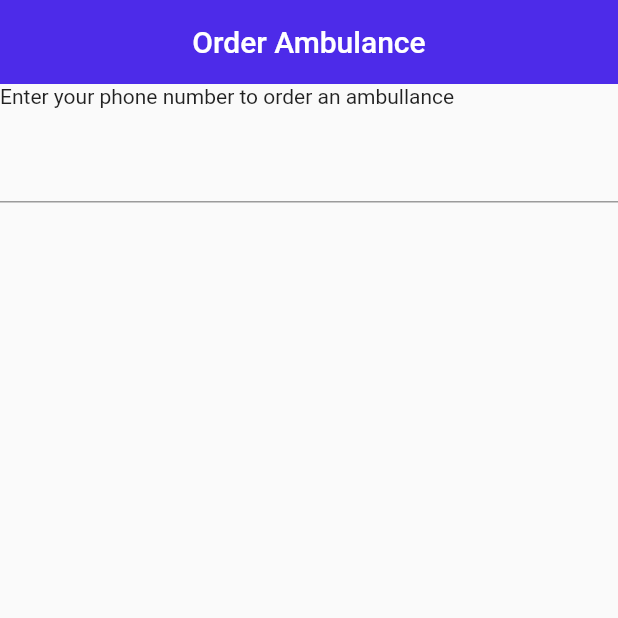
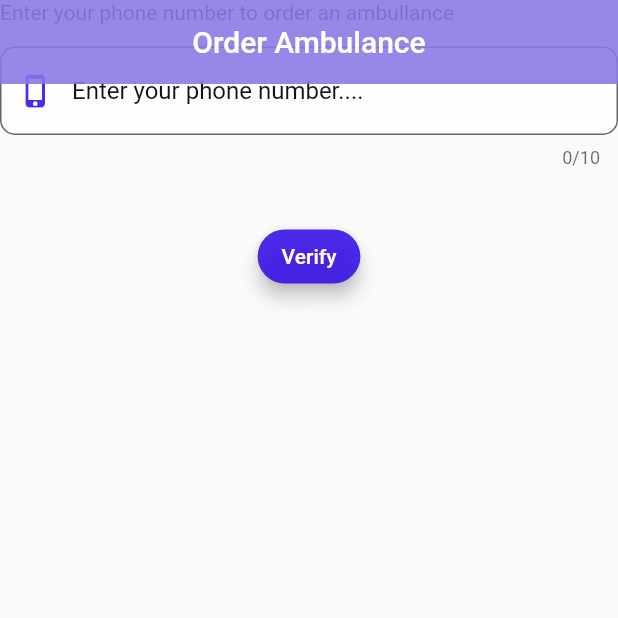
Before and after one commit to mobisa-012/Ambulance-App-UI-Project, a Flutter app: the screen it shows after launch, after a tap on "Order Ambulance", on a phone screen of 412 x 824 dp, the top half of it. Run offline on Flutter 3.47's test engine with Material 2 defaults, Android fonts, the phone set to English and light mode, and no system bars; our stand-ins replace page_view_dot_indicator.

Commit message:
tab bar page

```diff
--- a/ambulance_app_ui/lib/core/text_constants.dart
+++ b/ambulance_app_ui/lib/core/text_constants.dart
@@ -9,8 +9,9 @@ class TextConstants {
   static const String hosy = 'MedTaxi';
   static const String phoneNumber =
       'Enter your phone number to order an ambullance';
-  static const String otp = 'Sent OTP';
+  static const String otp = 'Enter your OTP';
   static const String verify = 'Verify';
   static const String alwaysReady = 'Always ready, anytime, anywhere';
   static const String orderAmbulance = 'Order Ambulance';
+  static const String enterPhone = 'Enter your phone number....';
 }
--- /dev/null
+++ b/ambulance_app_ui/lib/screens/bottom_tab_bar/tab_bar.dart
@@ -0,0 +1,19 @@
+import 'package:flutter/material.dart';
+import 'package:flutter/src/widgets/framework.dart';
+import 'package:flutter/src/widgets/placeholder.dart';
+
+class TabBarPage extends StatefulWidget {
+  const TabBarPage({super.key});
+
+  @override
+  State<TabBarPage> createState() => _TabBarPageState();
+}
+
+class _TabBarPageState extends State<TabBarPage> {
+  @override
+  Widget build(BuildContext context) {
+    return  Scaffold(
+
+    );
+  }
+}
--- a/ambulance_app_ui/lib/screens/onboarding/onboarding_screen.dart
+++ b/ambulance_app_ui/lib/screens/onboarding/onboarding_screen.dart
@@ -33,14 +33,10 @@ class _OnboardingPageState extends State<OnboardingPage> {
         children: [
           Expanded(
             child: _createPageView(pageController, context),
-            flex: 4,
+            flex: 2,
           ),
           Expanded(
-            flex: 2,
             child: _createStatic(context),
-          ),
-          const SizedBox(
-            height: 10,
           ),
           _createButton(context),
         ],
@@ -51,7 +47,7 @@ class _OnboardingPageState extends State<OnboardingPage> {
   Widget _createButton(BuildContext context) {
     return ElevatedButton(
       style: ElevatedButton.styleFrom(
-        backgroundColor: AppColors.onboardingColor,
+        backgroundColor: AppColors.onboardingColor.withOpacity(0.5),
         elevation: 0,
         padding: EdgeInsets.all(10),
         textStyle: TextStyle(
@@ -60,12 +56,11 @@ class _OnboardingPageState extends State<OnboardingPage> {
         ),
       ),
       onPressed: () {
-          Navigator.of(context)
-              .pushReplacement(MaterialPageRoute(builder: (_) => VerificationPage()));
+        Navigator.of(context).pushReplacement(
+            MaterialPageRoute(builder: (_) => VerificationPage()));
       },
       child: Text(
         TextConstants.orderAmbulance,
-
       ),
     );
   }
--- a/ambulance_app_ui/lib/screens/verification_page/verification_page.dart
+++ b/ambulance_app_ui/lib/screens/verification_page/verification_page.dart
@@ -17,12 +17,12 @@ class _VerificationPageState extends State<VerificationPage> {
           title: Text(TextConstants.orderAmbulance),
           automaticallyImplyLeading: false,
           elevation: 0,
-          backgroundColor: AppColors.onboardingColor,
+          backgroundColor: Color.fromARGB(224, 138, 118, 230),
           centerTitle: true,
           titleSpacing: 2.0,
         ),
         extendBodyBehindAppBar: true,
-        body: SafeArea(
+        body: Center(
           child: Column(
             crossAxisAlignment: CrossAxisAlignment.center,
             children: [
@@ -38,7 +38,6 @@ class _VerificationPageState extends State<VerificationPage> {
               const SizedBox(
                 height: 15,
               ),
-              _createOTPBox(context),
             ],
           ),
         ));
@@ -52,15 +51,69 @@ class _VerificationPageState extends State<VerificationPage> {
   }
 
   Widget _createTextController(BuildContext context) {
-    TextEditingController controller;
-    return TextField();
+    // TextEditingController controller;
+    // int phoneNumber;
+    return TextField(
+      maxLength: 10,
+      keyboardType: TextInputType.phone,
+      decoration: InputDecoration(
+        border: OutlineInputBorder(
+          borderRadius: BorderRadius.all(Radius.circular(10)),
+        ),
+        filled: true,
+        prefixIcon: Icon(
+          Icons.phone_iphone,
+          color: AppColors.onboardingColor,
+        ),
+        hintStyle: TextStyle(
+          color: AppColors.textColor
+        ),
+        hintText: TextConstants.enterPhone,
+        fillColor: AppColors.homeBackground,
+      ),
+      onChanged: (value) {},
+    );
   }
 
   Widget _createVerifyTextButton(BuildContext context) {
-    return Row();
+    return Center(
+      child: ElevatedButton(
+        child: Text(TextConstants.verify),
+        onPressed: () {},
+        style: ElevatedButton.styleFrom(
+            shape: RoundedRectangleBorder(
+              borderRadius: BorderRadius.circular(30),
+            ),
+            elevation: 5.0,
+            backgroundColor: AppColors.onboardingColor),
+      ),
+    );
   }
 
-  Widget _createOTPBox(BuildContext context) {
-    return Row();
-  }
+  // Future _createOTPBox(BuildContext context) {
+  //   return showDialog(
+  //     barrierDismissible: false,
+  //       context: context,
+  //       builder: (BuildContext context) {
+  //         return AlertDialog(
+  //           title: Text(TextConstants.otp),
+  //           content: Padding(padding: const EdgeInsets.all(9),
+  //           child: TextFormField(
+  //             decoration: InputDecoration(
+  //               border: OutlineInputBorder(
+  //                 borderRadius: BorderRadius.all(Radius.circular(20))
+  //               )
+  //             ),
+  //             onChanged: (value) {},
+  //           ),),
+  //           contentPadding: EdgeInsets.all(10),
+  //           actions: <Widget>[
+  //             ElevatedButton(
+  //             onPressed: () {},
+  //             child: Text('Send'),
+  //             )
+  //           ],
+  //         );
+  //       });
+  // }
 }
```
Lines whose indentation alone changed are shown as unchanged.
